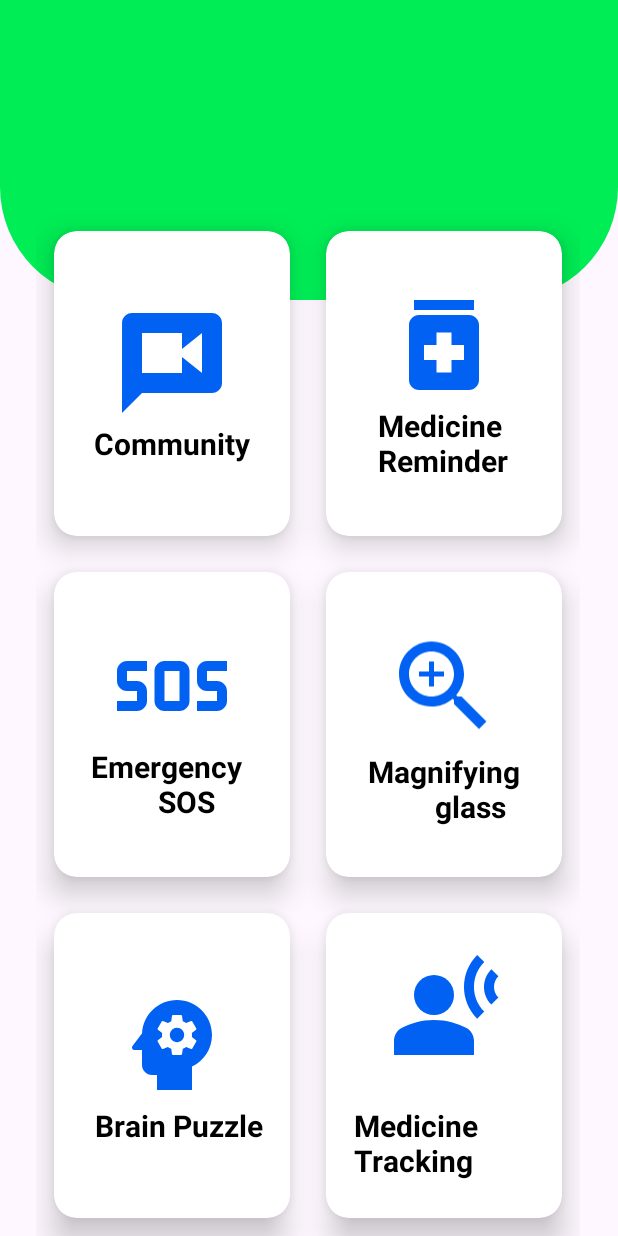
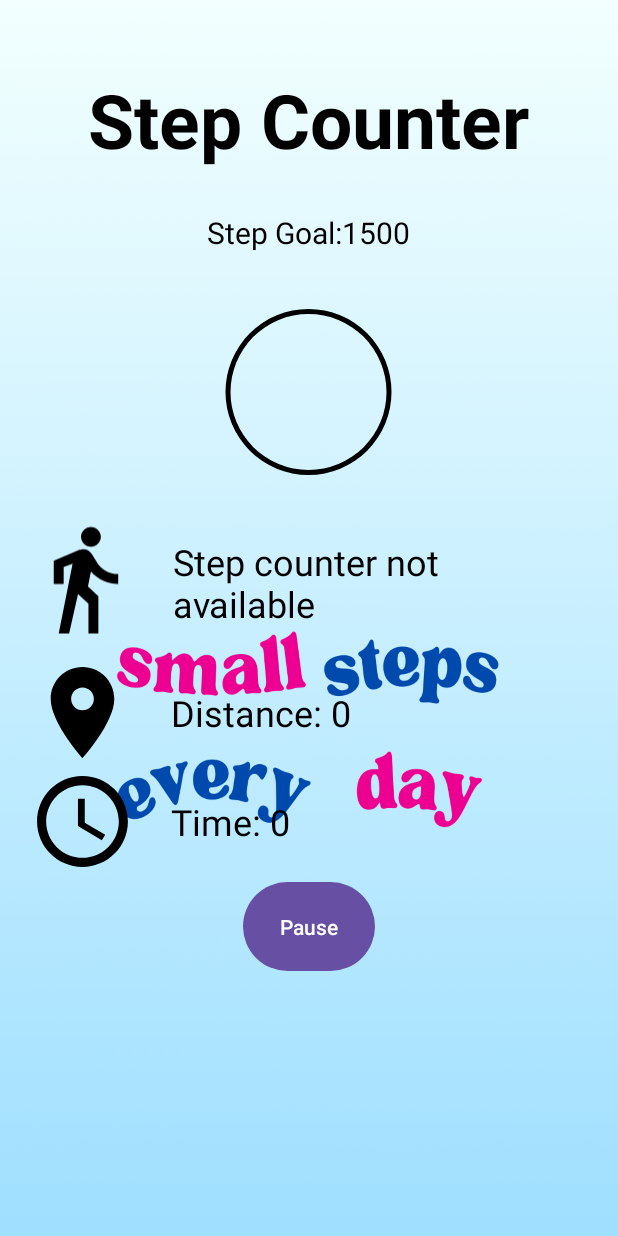
Before and after one commit to Rockstar1215/EldCare, an Android app: the screen it shows after launch (MainActivity before the commit, pedometer after it), after a tap on "Brain Puzzle", on a phone screen of 412 x 824 dp. Run offline under Robolectric (Android 15) with nearby library versions, the phone set to English and light mode, and no system bars.

Commit message:
second commit

```diff
--- a/app/src/main/java/com/example/old_man/MainActivity.java
+++ b/app/src/main/java/com/example/old_man/MainActivity.java
@@ -13,6 +13,7 @@ import androidx.cardview.widget.CardView;
 import com.example.old_man.Magnifier.Magnifier;
 import com.example.old_man.Reminder.MainPage;
 import com.example.old_man.community.CommunityCall;
+import com.example.old_man.pedometer.pedometer;
 
 public class MainActivity extends AppCompatActivity {
     @Override
@@ -68,7 +69,7 @@ public class MainActivity extends AppCompatActivity {
             @Override
             public void onClick(View v) {
                 // Handle click for Brain Puzzle CardView
-                // openActivity(BrainPuzzleActivity.class);
+                openActivity(pedometer.class);
                 vibrate();
             }
         });
--- /dev/null
+++ b/app/src/main/java/com/example/old_man/pedometer/pedometer.java
@@ -0,0 +1,118 @@
+package com.example.old_man.pedometer;
+
+import android.content.Context;
+import android.hardware.Sensor;
+import android.hardware.SensorEvent;
+import android.hardware.SensorEventListener;
+import android.hardware.SensorManager;
+import android.os.Bundle;
+import android.os.Handler;
+import android.view.View;
+import android.widget.Button;
+import android.widget.ProgressBar;
+import android.widget.TextView;
+
+import androidx.appcompat.app.AppCompatActivity;
+
+import com.example.old_man.R;
+
+import java.util.Locale;
+
+public class pedometer extends AppCompatActivity implements SensorEventListener {
+        private TextView stepCountTextView;
+        private TextView distanceTextView;
+        private TextView timeTextView;
+        private Button pauseButton;
+        private SensorManager sensorManager;
+        private Sensor stepCounterSensor;
+        private int stepCount = 0;
+        private ProgressBar progressBar;
+        private boolean isPaused=false;
+        private long timePaused=0;
+        private float stepLengthInMeters=0.762f;
+        private long startTime;
+        private int steoCountTargget=1500;
+        private TextView stepCountTargetTextView;
+        private Handler timerHandler=new Handler();
+        private Runnable timerRunnable=new Runnable(){
+            @Override
+            public void run(){
+                long milis=System.currentTimeMillis()-startTime;
+                int seconds=(int)(milis/1000);
+                int min=seconds/60;
+                seconds=seconds%60;
+                timeTextView.setText(String.format(Locale.getDefault(),"Time: %02d:%02d",min,seconds));
+                timerHandler.postDelayed(this,1000);
+            }
+        };
+    @Override
+    protected void onStop() {
+        super.onStop();
+        if (stepCounterSensor!=null){
+            sensorManager.unregisterListener( this,stepCounterSensor);
+            timerHandler.removeCallbacks(timerRunnable);
+        }
+    }
+
+    @Override
+    protected void onResume() {
+        super.onResume();
+        if (stepCounterSensor!=null){
+            sensorManager.registerListener(this,stepCounterSensor,0);
+            timerHandler.postDelayed(timerRunnable,0);
+        }
+    }
+    @Override
+    protected void onCreate(Bundle savedInstanceState) {
+        super.onCreate(savedInstanceState);
+        setContentView(R.layout.activity_pedometer);
+        stepCountTextView=findViewById(R.id.stepCountTextView);
+        distanceTextView=findViewById(R.id.distanceTextView);
+        timeTextView=findViewById(R.id.timeTextView);
+        pauseButton=findViewById(R.id.pauseButton);
+        stepCountTargetTextView=findViewById(R.id.stepCountTargetTextView);
+        progressBar=findViewById(R.id.progressBar);
+        startTime=System.currentTimeMillis();
+        sensorManager=(SensorManager) getSystemService(Context.SENSOR_SERVICE);
+        stepCounterSensor=sensorManager.getDefaultSensor(Sensor.TYPE_STEP_COUNTER);
+        progressBar.setMax(steoCountTargget);
+        stepCountTargetTextView.setText("Step Goal:"+steoCountTargget);
+        if (stepCounterSensor==null){
+            stepCountTextView.setText("Step counter not available");
+        }
+    }
+
+    @Override
+    public void onSensorChanged(SensorEvent sensorEvent) {
+    if (sensorEvent.sensor.getType()==Sensor.TYPE_STEP_COUNTER){
+
+        stepCount++;
+        stepCountTextView.setText("Step Count"+stepCount);
+        progressBar.setProgress(stepCount);
+        if (stepCount>=steoCountTargget){
+            stepCountTargetTextView.setText("Step Goal Achieved");
+        }
+        float distanceInkm=stepCount*stepLengthInMeters/1000;
+        distanceTextView.setText(String.format(Locale.getDefault(),"Distance:%.2f km",distanceInkm));
+
+    }
+    }
+
+    @Override
+    public void onAccuracyChanged(Sensor sensor, int accuracy) {
+
+    }
+    public void onPauseButtonclicked(View view){
+        if (isPaused){
+            isPaused=false;
+            pauseButton.setText("Pause");
+            startTime=System.currentTimeMillis()-timePaused;
+            timerHandler.postDelayed(timerRunnable,0);
+        }else {
+            isPaused=true;
+            pauseButton.setText("Resume");
+            timerHandler.removeCallbacks(timerRunnable);
+            timePaused=System.currentTimeMillis()-startTime;
+        }
+    }
+}
--- /dev/null
+++ b/app/src/main/res/drawable/circular.xml
@@ -0,0 +1,9 @@
+<?xml version="1.0" encoding="utf-8"?>
+<shape xmlns:android="http://schemas.android.com/apk/res/android"
+    android:innerRadiusRatio="2.5"
+    android:shape="ring"
+    android:thickness="3dp"
+    android:useLevel="false">
+    <solid android:color="@color/black"/>
+
+</shape>
--- /dev/null
+++ b/app/src/main/res/drawable/custom_progress.xml
@@ -0,0 +1,17 @@
+<?xml version="1.0" encoding="utf-8"?>
+<rotate xmlns:android="http://schemas.android.com/apk/res/android"
+    android:fromDegrees="270"
+    android:toDegrees="270">
+
+    <shape android:innerRadiusRatio="2.5"
+        android:shape="ring"
+        android:thickness="8dp"
+        android:useLevel="true">
+        <gradient android:angle="0"
+            android:endColor="#ff0000"
+            android:startColor="#000000"
+            android:type="sweep"
+            android:useLevel="false"/>
+
+    </shape>
+</rotate>
--- /dev/null
+++ b/app/src/main/res/drawable/location.xml
@@ -0,0 +1,5 @@
+<vector android:height="24dp" android:tint="#000000"
+    android:viewportHeight="24" android:viewportWidth="24"
+    android:width="24dp" xmlns:android="http://schemas.android.com/apk/res/android">
+    <path android:fillColor="@android:color/white" android:pathData="M12,2C8.13,2 5,5.13 5,9c0,5.25 7,13 7,13s7,-7.75 7,-13c0,-3.87 -3.13,-7 -7,-7zM12,11.5c-1.38,0 -2.5,-1.12 -2.5,-2.5s1.12,-2.5 2.5,-2.5 2.5,1.12 2.5,2.5 -1.12,2.5 -2.5,2.5z"/>
+</vector>
--- /dev/null
+++ b/app/src/main/res/drawable/step.xml
@@ -0,0 +1,5 @@
+<vector android:autoMirrored="true" android:height="24dp"
+    android:tint="#000000" android:viewportHeight="24"
+    android:viewportWidth="24" android:width="24dp" xmlns:android="http://schemas.android.com/apk/res/android">
+    <path android:fillColor="@android:color/white" android:pathData="M13.5,5.5c1.1,0 2,-0.9 2,-2s-0.9,-2 -2,-2 -2,0.9 -2,2 0.9,2 2,2zM9.8,8.9L7,23h2.1l1.8,-8 2.1,2v6h2v-7.5l-2.1,-2 0.6,-3C14.8,12 16.8,13 19,13v-2c-1.9,0 -3.5,-1 -4.3,-2.4l-1,-1.6c-0.4,-0.6 -1,-1 -1.7,-1 -0.3,0 -0.5,0.1 -0.8,0.1L6,8.3V13h2V9.6l1.8,-0.7"/>
+</vector>
--- /dev/null
+++ b/app/src/main/res/drawable/time.xml
@@ -0,0 +1,6 @@
+<vector android:height="24dp" android:tint="#000000"
+    android:viewportHeight="24" android:viewportWidth="24"
+    android:width="24dp" xmlns:android="http://schemas.android.com/apk/res/android">
+    <path android:fillColor="@android:color/white" android:pathData="M11.99,2C6.47,2 2,6.48 2,12s4.47,10 9.99,10C17.52,22 22,17.52 22,12S17.52,2 11.99,2zM12,20c-4.42,0 -8,-3.58 -8,-8s3.58,-8 8,-8 8,3.58 8,8 -3.58,8 -8,8z"/>
+    <path android:fillColor="@android:color/white" android:pathData="M12.5,7H11v6l5.25,3.15 0.75,-1.23 -4.5,-2.67z"/>
+</vector>
--- /dev/null
+++ b/app/src/main/res/layout/activity_pedometer.xml
@@ -0,0 +1,111 @@
+<?xml version="1.0" encoding="utf-8"?>
+<LinearLayout xmlns:android="http://schemas.android.com/apk/res/android"
+    xmlns:app="http://schemas.android.com/apk/res-auto"
+    xmlns:tools="http://schemas.android.com/tools"
+    android:layout_width="match_parent"
+    android:layout_height="match_parent"
+    android:orientation="vertical"
+    android:padding="16dp"
+    android:background="@drawable/screen"
+    tools:context=".pedometer.pedometer">
+    <TextView
+        android:layout_width="wrap_content"
+        android:layout_height="wrap_content"
+        android:text="Step Counter"
+        android:layout_gravity="center"
+        android:padding="20dp"
+        android:layout_marginTop="10dp"
+        android:textSize="50sp"
+        android:textColor="@color/black"
+        android:textStyle="bold"/>
+    <TextView
+        android:layout_width="wrap_content"
+        android:layout_height="wrap_content"
+        android:layout_gravity="center"
+        android:id="@+id/stepCountTargetTextView"
+        android:layout_marginTop="8dp"
+        android:textColor="@color/black"
+        android:textSize="20sp"
+        android:text="Step Goal : 5000">
+
+    </TextView>
+
+    <ProgressBar
+        android:id="@+id/progressBar"
+        style="?android:attr/progressBarStyleHorizontal"
+        android:layout_width="130dp"
+        android:layout_height="153dp"
+        android:layout_gravity="center"
+        android:layout_marginTop="16dp"
+        android:background="@drawable/circular"
+        android:padding="10dp"
+        android:progressDrawable="@drawable/custom_progress" />
+    <LinearLayout
+        android:layout_width="match_parent"
+        android:layout_height="wrap_content"
+        android:orientation="horizontal">
+
+        <ImageView
+            android:layout_width="79dp"
+            android:layout_height="96dp"
+            android:src="@drawable/step" />
+
+        <TextView
+            android:id="@+id/stepCountTextView"
+            android:layout_width="match_parent"
+            android:layout_height="wrap_content"
+            android:padding="20dp"
+            android:text="Steps: 0"
+            android:textColor="@color/black"
+            android:textSize="24sp"
+            android:layout_gravity="center"/>
+    </LinearLayout>
+    <LinearLayout
+    android:layout_width="match_parent"
+    android:layout_height="wrap_content"
+    android:orientation="horizontal">
+
+        <ImageView
+            android:layout_width="78dp"
+            android:layout_height="match_parent"
+            android:src="@drawable/location" />
+
+        <TextView
+            android:id="@+id/distanceTextView"
+            android:layout_width="match_parent"
+            android:layout_height="wrap_content"
+            android:layout_gravity="center"
+            android:padding="20dp"
+            android:text="Distance: 0"
+            android:textColor="@color/black"
+            android:textSize="24sp" />
+</LinearLayout>
+    <LinearLayout
+        android:layout_width="match_parent"
+        android:layout_height="wrap_content"
+        android:orientation="horizontal">
+
+        <ImageView
+            android:layout_width="78dp"
+            android:layout_height="match_parent"
+            android:src="@drawable/time" />
+
+        <TextView
+            android:id="@+id/timeTextView"
+            android:layout_width="match_parent"
+            android:layout_height="wrap_content"
+            android:padding="20dp"
+            android:text="Time: 0"
+            android:textColor="@color/black"
+            android:textSize="24sp"
+            android:layout_gravity="center"/>
+    </LinearLayout>
+    <Button
+        android:id="@+id/pauseButton"
+        android:layout_width="wrap_content"
+        android:layout_height="wrap_content"
+        android:layout_gravity="center"
+        android:padding="20dp"
+        android:text="Pause"
+        android:onClick="onPauseButtonclicked"/>
+</LinearLayout>
```
Also changed, not shown: app/src/main/AndroidManifest.xml (+15 -10 lines), app/src/main/res/drawable/screen.png (added).
